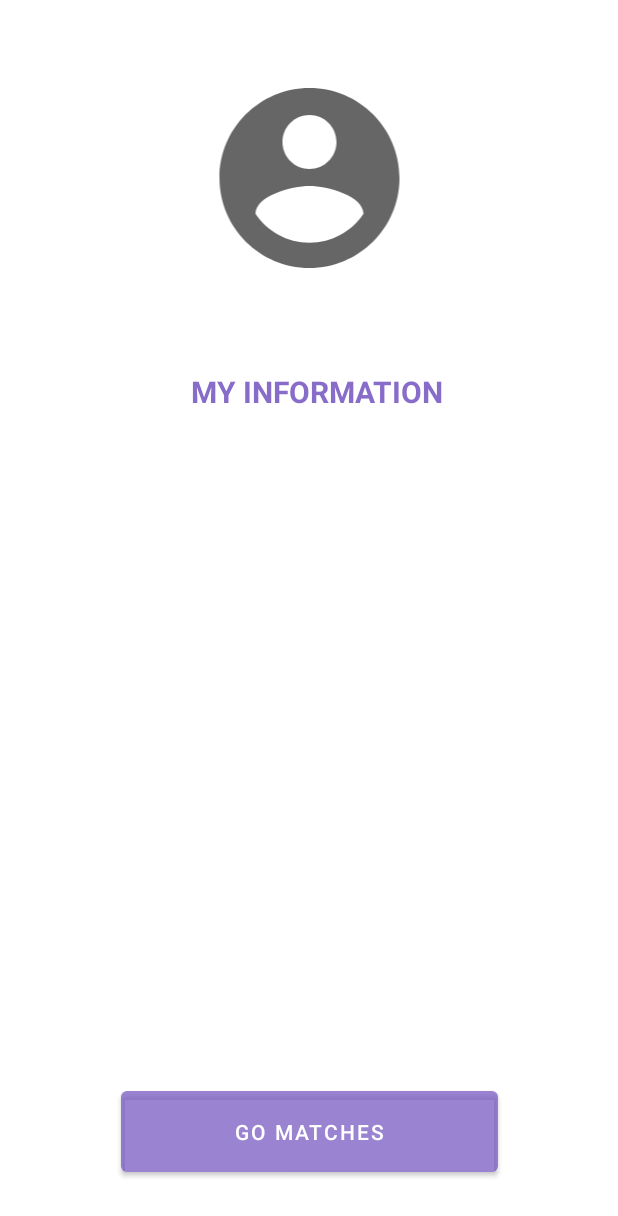
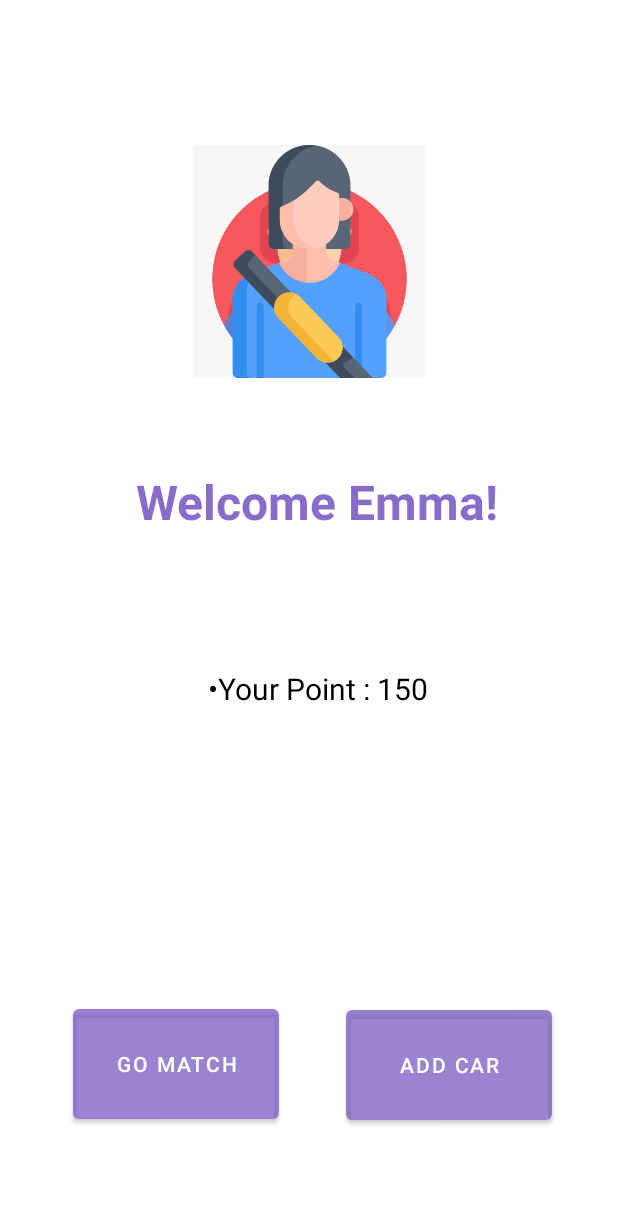
Before and after one commit to StarHack-SilverArrow/Starhack-Hackathon, an Android app: the GoMatches screen opened directly, with no data from a screen before it, on a phone screen of 412 x 824 dp. Shown: the top 1216 px of the screen. Run offline under Robolectric (Android 15) with nearby library versions, the phone set to English and light mode, and no system bars.

Commit message:
button attributes added

```diff
--- a/mobileApp/app/src/main/java/com/example/silverarrowmobileapp/GoMatches.java
+++ b/mobileApp/app/src/main/java/com/example/silverarrowmobileapp/GoMatches.java
@@ -2,7 +2,11 @@ package com.example.silverarrowmobileapp;
 
 import androidx.appcompat.app.AppCompatActivity;
 
+import android.content.Intent;
 import android.os.Bundle;
+import android.view.View;
+
+import com.example.silverarrowmobileapp.Model.Match;
 
 public class GoMatches extends AppCompatActivity {
 
@@ -10,5 +14,20 @@ public class GoMatches extends AppCompatActivity {
     protected void onCreate(Bundle savedInstanceState) {
         super.onCreate(savedInstanceState);
         setContentView(R.layout.activity_go_matches);
+
+        findViewById(R.id.button6).setOnClickListener(new View.OnClickListener() {
+            @Override
+            public void onClick(View view) {
+                Intent intent = new Intent(GoMatches.this, Match.class);
+                startActivity(intent);
+            }
+        });
+        findViewById(R.id.baddCar).setOnClickListener(new View.OnClickListener() {
+            @Override
+            public void onClick(View view) {
+                Intent intent = new Intent(GoMatches.this, SetUpCarActivity.class);
+                startActivity(intent);
+            }
+        });
     }
 }
--- a/mobileApp/app/src/main/java/com/example/silverarrowmobileapp/MainActivity.java
+++ b/mobileApp/app/src/main/java/com/example/silverarrowmobileapp/MainActivity.java
@@ -41,8 +41,6 @@ public class MainActivity extends AppCompatActivity {
         setContentView(R.layout.activity_main);
         firebaseAuth = FirebaseAuth.getInstance();
         firebaseFirestore =  FirebaseFirestore.getInstance();
-        Intent intent = new Intent(MainActivity.this, ApplicationTrackingActivity.class);
-        startActivity(intent);
 
         findViewById(R.id.buttoncontinue).setOnClickListener(new View.OnClickListener() {
             @Override
--- a/mobileApp/app/src/main/res/layout/activity_go_matches.xml
+++ b/mobileApp/app/src/main/res/layout/activity_go_matches.xml
@@ -8,34 +8,40 @@
 
     <TextView
         android:id="@+id/textView10"
-        android:layout_width="367dp"
-        android:layout_height="286dp"
-        android:layout_marginTop="308dp"
+        android:layout_width="351dp"
+        android:layout_height="132dp"
+        android:layout_marginTop="388dp"
+        android:gravity="center"
+        android:paddingStart="10dp"
+        android:paddingTop="10dp"
+        android:text="•Your Point : 150"
+        android:textColor="@color/black"
+        android:textSize="20dp"
         app:layout_constraintEnd_toEndOf="parent"
-        app:layout_constraintHorizontal_bias="0.636"
         app:layout_constraintStart_toStartOf="parent"
         app:layout_constraintTop_toTopOf="parent" />
 
     <Button
         android:id="@+id/button6"
-        android:layout_width="251dp"
-        android:layout_height="66dp"
-        android:text="go matches"
+        android:layout_width="137dp"
+        android:layout_height="85dp"
+        android:text="go match"
         app:layout_constraintBottom_toBottomOf="parent"
         app:layout_constraintEnd_toEndOf="parent"
+        app:layout_constraintHorizontal_bias="0.178"
         app:layout_constraintStart_toStartOf="parent"
         app:layout_constraintTop_toBottomOf="@+id/textView10"
-        app:layout_constraintVertical_bias="0.777" />
+        app:layout_constraintVertical_bias="0.672" />
 
     <TextView
         android:id="@+id/textView11"
         android:layout_width="366dp"
         android:layout_height="49dp"
-        android:text="MY INFORMATION"
-        android:textSize="20dp"
         android:gravity="center"
+        android:text="Welcome Emma!"
+        android:textColor="@color/purple"
+        android:textSize="32dp"
         android:textStyle="bold"
-        android:textColor="@color/purple"
         app:layout_constraintBottom_toTopOf="@+id/textView10"
         app:layout_constraintEnd_toEndOf="parent"
         app:layout_constraintHorizontal_bias="0.622"
@@ -43,13 +49,25 @@
         app:layout_constraintTop_toTopOf="parent"
         app:layout_constraintVertical_bias="0.915" />
 
+    <Button
+        android:id="@+id/baddCar"
+        android:layout_width="137dp"
+        android:layout_height="85dp"
+        android:text="add car"
+        app:layout_constraintBottom_toBottomOf="parent"
+        app:layout_constraintEnd_toEndOf="parent"
+        app:layout_constraintStart_toEndOf="@+id/button6"
+        app:layout_constraintTop_toBottomOf="@+id/textView10"
+        app:layout_constraintVertical_bias="0.674" />
+
     <ImageView
         android:id="@+id/imageView2"
-        android:layout_width="183dp"
-        android:layout_height="144dp"
+        android:layout_width="155dp"
+        android:layout_height="195dp"
         app:layout_constraintBottom_toTopOf="@+id/textView11"
         app:layout_constraintEnd_toEndOf="parent"
         app:layout_constraintStart_toStartOf="parent"
         app:layout_constraintTop_toTopOf="parent"
-        app:srcCompat="@drawable/ic_baseline_account_circle_24" />
+        app:layout_constraintVertical_bias="0.666"
+        app:srcCompat="@drawable/emma" />
 </androidx.constraintlayout.widget.ConstraintLayout>
--- a/mobileApp/app/src/main/res/values/colors.xml
+++ b/mobileApp/app/src/main/res/values/colors.xml
@@ -17,6 +17,6 @@
     <color name="rede">#F75139</color>
     <color name="green">#4AB472</color>
     <color name="dpurple">#443173</color>
-    <color name="blue">#9cc6ff</color>
+    <color name="blue">#387BD6</color>
 
 </resources>
```
Also changed, not shown: mobileApp/app/src/main/java/com/example/silverarrowmobileapp/LoginActivity.java (+11 -1 lines), mobileApp/app/src/main/java/com/example/silverarrowmobileapp/SetUpCarActivity.java (+10 -0 lines), mobileApp/app/src/main/java/com/example/silverarrowmobileapp/SignUpActivity.java (+10 -0 lines), mobileApp/app/src/main/res/drawable/ic_baseline_arrow_back_24.xml (added, +10 -0 lines), mobileApp/app/src/main/res/drawable/ic_baseline_arrow_forward_24.xml (added, +10 -0 lines), mobileApp/app/src/main/res/layout/activity_login.xml (+21 -12 lines), mobileApp/app/src/main/res/layout/activity_main.xml (+9 -4 lines), mobileApp/app/src/main/res/layout/activity_set_up_car.xml (+9 -1 lines), mobileApp/app/src/main/res/layout/activity_sign_up.xml (+17 -1 lines), mobileApp/app/src/main/res/drawable/electric.gif (renamed from mobileApp/app/src/main/res/drawable/Electric.gif), mobileApp/app/src/main/res/drawable/emma.jpeg (added).
